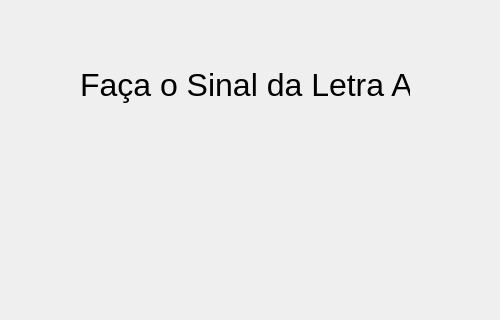
Old version of the form untitled.ui in the repository alfatronictec/alfalibras; both pictures show x 350 to 850 and y 0 to 320 of the 1280 by 720 pixel window.
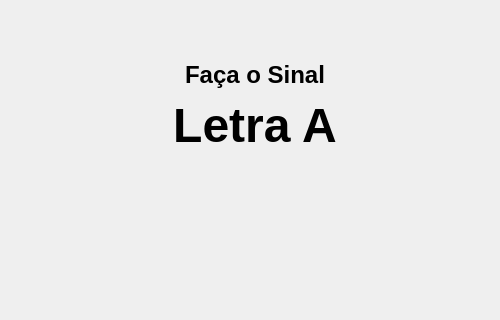
New version of the form.

```diff
--- a/untitled.ui
+++ b/untitled.ui
@@ -99,8 +99,8 @@
    <widget class="QLabel" name="label_2">
     <property name="geometry">
      <rect>
-      <x>430</x>
-      <y>60</y>
+      <x>440</x>
+      <y>50</y>
       <width>330</width>
       <height>50</height>
      </rect>
@@ -113,15 +113,43 @@
     </property>
     <property name="font">
      <font>
-      <pointsize>24</pointsize>
-      <bold>false</bold>
+      <pointsize>18</pointsize>
+      <bold>true</bold>
      </font>
     </property>
     <property name="text">
-     <string>Faça o Sinal da Letra A</string>
+     <string>Faça o Sinal</string>
     </property>
     <property name="alignment">
-     <set>Qt::AlignmentFlag::AlignLeading|Qt::AlignmentFlag::AlignLeft|Qt::AlignmentFlag::AlignVCenter</set>
+     <set>Qt::AlignmentFlag::AlignCenter</set>
+    </property>
+   </widget>
+   <widget class="QLabel" name="label_4">
+    <property name="geometry">
+     <rect>
+      <x>440</x>
+      <y>100</y>
+      <width>330</width>
+      <height>50</height>
+     </rect>
+    </property>
+    <property name="sizePolicy">
+     <sizepolicy hsizetype="Preferred" vsizetype="Preferred">
+      <horstretch>0</horstretch>
+      <verstretch>0</verstretch>
+     </sizepolicy>
+    </property>
+    <property name="font">
+     <font>
+      <pointsize>36</pointsize>
+      <bold>true</bold>
+     </font>
+    </property>
+    <property name="text">
+     <string>Letra A</string>
+    </property>
+    <property name="alignment">
+     <set>Qt::AlignmentFlag::AlignCenter</set>
     </property>
    </widget>
   </widget>
```
Left out of the diff: 37 changed lines with no effect on the pictures.
